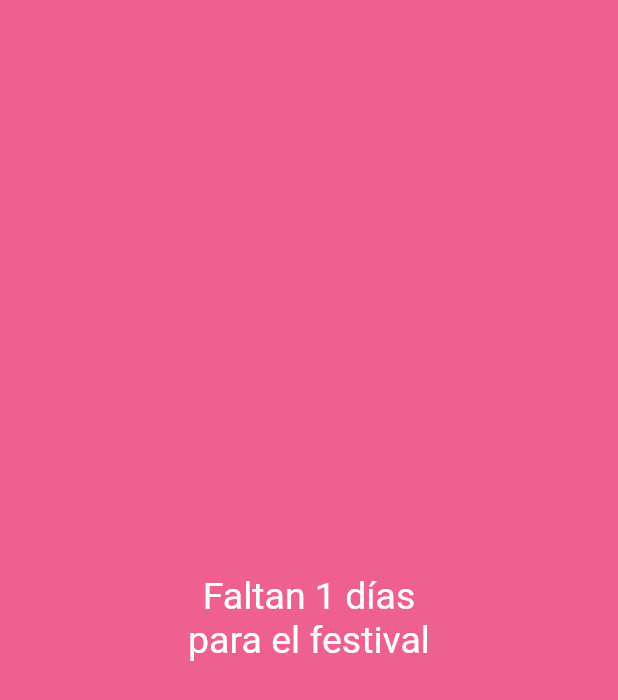
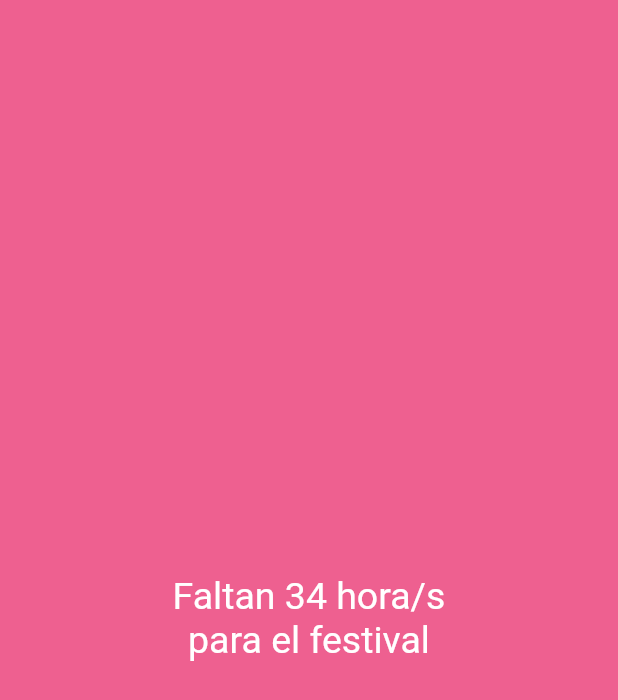
Before and after one commit to athmora/festivalny, a Flutter app: the CountPage widget shown alone on an empty page, opened directly, on a phone screen of 412 x 824 dp. Shown: the top 700 px of the screen. Run offline on Flutter 3.47's test engine with Material 2 defaults, Android fonts, the light colour scheme and no system bars; our stand-ins replace cloud_firestore, firebase_auth, firebase_core; accounts and stored records are empty; network calls fail; statements that could not run were skipped.

Commit message:
modf final

```diff
--- a/lib/src/pages/count_page.dart
+++ b/lib/src/pages/count_page.dart
@@ -1,4 +1,5 @@
 import 'package:flutter/material.dart';
+import 'dart:developer' as dev;
 
 class CountPage extends StatefulWidget {
   const CountPage({Key? key}) : super(key: key);
@@ -14,16 +15,18 @@ class _CountPageState extends State<CountPage> {
     return (to.difference(from).inHours / 24).round();
   } */
 
-  String daysBetween(DateTime from, DateTime to) {
-    from = DateTime(from.year, from.month, from.day);
-    to = DateTime(to.year, to.month, to.day);
-    final str = (to.difference(from).inDays * -1).toString();
+  String daysBetween() {
+    final f = DateTime(2021, 11, 22, 20, 30);
+    final from = DateTime(f.year, f.month, f.day, f.hour, f.minute);
+
+    final now = DateTime.now();
+
+    final to = DateTime(now.year, now.month, now.day, now.hour, now.minute);
+    final str = (to.difference(from).inHours * -1).toString();
     return str;
   }
 
-  final diaDelFestival = DateTime(2021, 11, 22);
   final hoy = DateTime.now();
-
 
   @override
   Widget build(BuildContext context) {
@@ -33,7 +36,7 @@ class _CountPageState extends State<CountPage> {
       decoration: BoxDecoration(color: Colors.pink.withOpacity(.7)),
       child: Center(
         child: Text(
-          "Faltan ${daysBetween(diaDelFestival, hoy)} días\npara el festival",
+          "Faltan ${daysBetween()} hora/s\npara el festival",
           style: const TextStyle(color: Colors.white, fontSize: 25),
           textAlign: TextAlign.center,
         ),
```
Also changed, not shown: pubspec.yaml (+3 -5 lines), assets/12.png (deleted), 3 other files.
